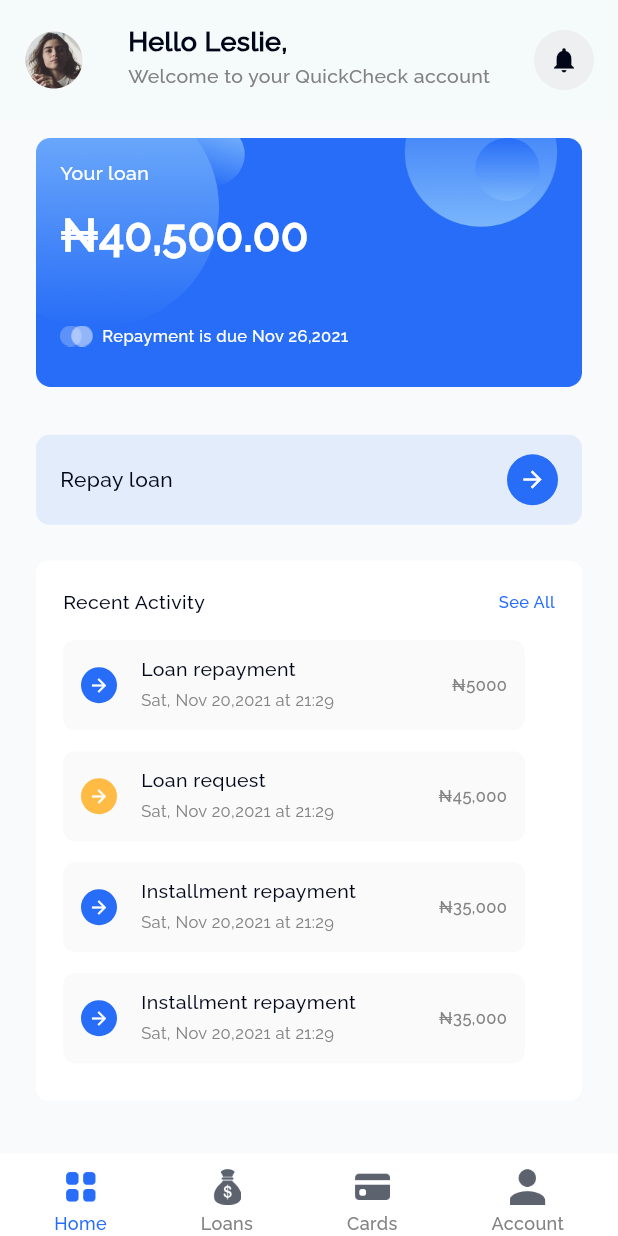
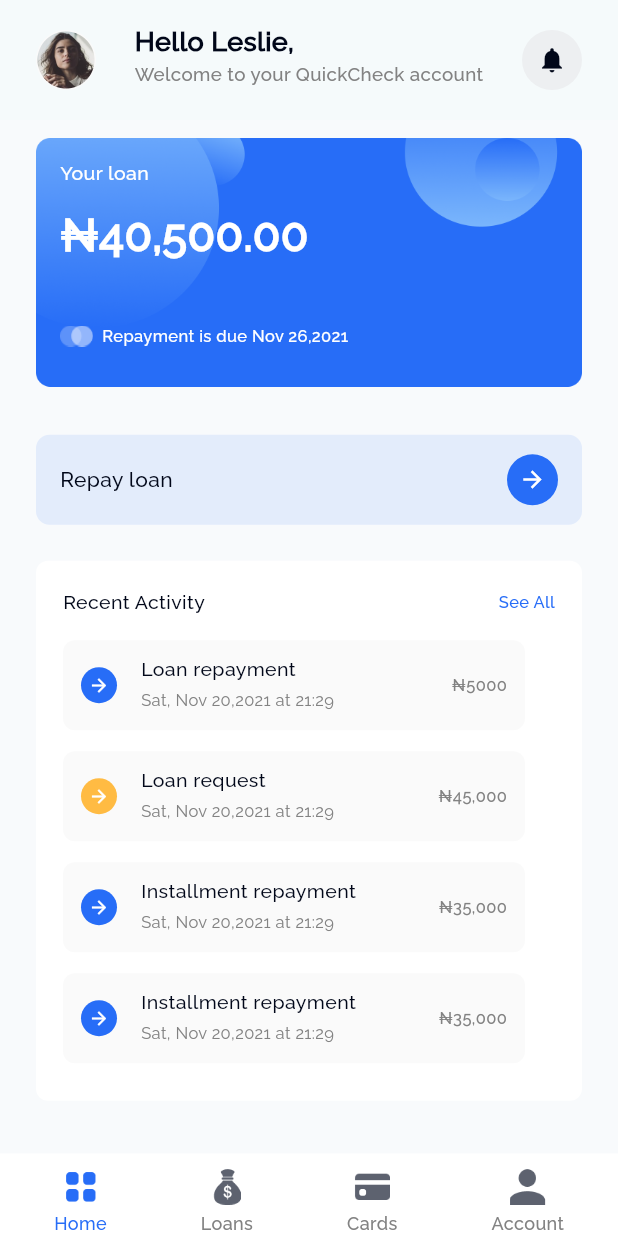
Before and after one commit to Codeinstd/Loan-app, a Flutter app: the screen it shows after launch, on a phone screen of 412 x 824 dp. Run offline on Flutter 3.47's test engine with Material 3 defaults, Android fonts, the phone set to English and light mode, and no system bars.

Commit message:
bug on home fixed

```diff
--- a/lib/ui/screens/first.dart
+++ b/lib/ui/screens/first.dart
@@ -22,7 +22,7 @@ class _FirstState extends State<First> {
         actions: [
           Expanded(
               child: Padding(
-            padding: const EdgeInsets.symmetric(horizontal: 16, vertical: 15),
+            padding: const EdgeInsets.symmetric(horizontal: 24, vertical: 15),
             child: Row(
               mainAxisAlignment: MainAxisAlignment.spaceBetween,
               children: [
@@ -52,7 +52,7 @@ class _FirstState extends State<First> {
                           fontFamily: 'Raleway',
                           color: AppColors.subtext,
                           fontWeight: FontWeight.w500,
-                          fontSize: 13),
+                          fontSize: 12.5),
                     ),
                   ],
                 ),
```
